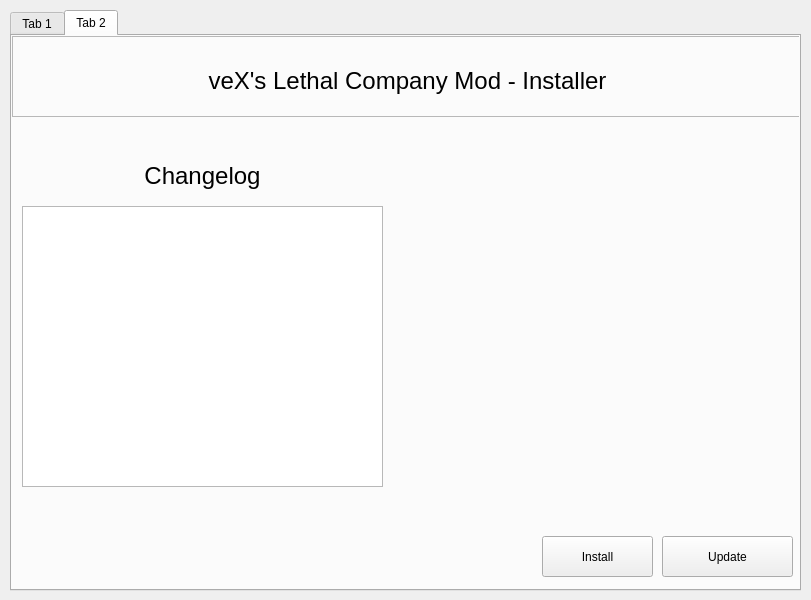
Above: mainwindow.ui from m-riley04/LethalCompanyModpackInstaller before the change. Below: the same form after it.
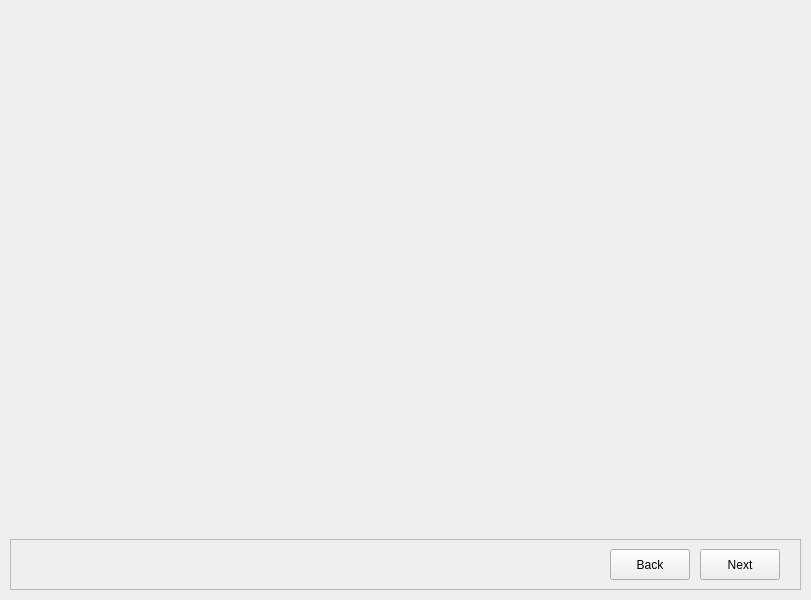
That is the form after the change.

Commit message: add page stacks

Diff of the .ui file:
```diff
--- a/mainwindow.ui
+++ b/mainwindow.ui
@@ -14,7 +14,7 @@
    <string>MainWindow</string>
   </property>
   <widget class="QWidget" name="centralwidget">
-   <widget class="QTabWidget" name="pages">
+   <widget class="QStackedWidget" name="stack_pages">
     <property name="geometry">
      <rect>
       <x>10</x>
@@ -27,21 +27,69 @@
      <number>1</number>
     </property>
     <widget class="QWidget" name="page_start">
-     <attribute name="title">
-      <string>Tab 1</string>
-     </attribute>
+     <widget class="QFrame" name="frame_2">
+      <property name="geometry">
+       <rect>
+        <x>0</x>
+        <y>529</y>
+        <width>791</width>
+        <height>51</height>
+       </rect>
+      </property>
+      <property name="frameShape">
+       <enum>QFrame::StyledPanel</enum>
+      </property>
+      <property name="frameShadow">
+       <enum>QFrame::Raised</enum>
+      </property>
+      <widget class="QPushButton" name="pushButton">
+       <property name="geometry">
+        <rect>
+         <x>690</x>
+         <y>10</y>
+         <width>80</width>
+         <height>31</height>
+        </rect>
+       </property>
+       <property name="text">
+        <string>Next</string>
+       </property>
+      </widget>
+      <widget class="QPushButton" name="pushButton_2">
+       <property name="geometry">
+        <rect>
+         <x>600</x>
+         <y>10</y>
+         <width>80</width>
+         <height>31</height>
+        </rect>
+       </property>
+       <property name="text">
+        <string>Back</string>
+       </property>
+      </widget>
+     </widget>
+     <widget class="QStackedWidget" name="stack_start">
+      <property name="geometry">
+       <rect>
+        <x>0</x>
+        <y>20</y>
+        <width>791</width>
+        <height>501</height>
+       </rect>
+      </property>
+      <widget class="QWidget" name="page_welcome"/>
+      <widget class="QWidget" name="page_"/>
+     </widget>
     </widget>
     <widget class="QWidget" name="page_home">
-     <attribute name="title">
-      <string>Tab 2</string>
-     </attribute>
      <widget class="QFrame" name="frame">
       <property name="geometry">
        <rect>
         <x>0</x>
         <y>0</y>
         <width>791</width>
-        <height>81</height>
+        <height>71</height>
        </rect>
       </property>
       <property name="frameShape">
@@ -53,22 +101,22 @@
       <widget class="QLabel" name="label">
        <property name="geometry">
         <rect>
-         <x>170</x>
-         <y>10</y>
-         <width>451</width>
+         <x>140</x>
+         <y>0</y>
+         <width>521</width>
          <height>71</height>
         </rect>
        </property>
        <property name="text">
-        <string>&lt;html&gt;&lt;head/&gt;&lt;body&gt;&lt;p align=&quot;center&quot;&gt;&lt;span style=&quot; font-size:18pt;&quot;&gt;veX's Lethal Company Mod - Installer&lt;/span&gt;&lt;/p&gt;&lt;/body&gt;&lt;/html&gt;</string>
+        <string>&lt;html&gt;&lt;head/&gt;&lt;body&gt;&lt;p align=&quot;center&quot;&gt;&lt;span style=&quot; font-size:18pt;&quot;&gt;veX's Lethal Company Modpack Manager&lt;/span&gt;&lt;/p&gt;&lt;/body&gt;&lt;/html&gt;</string>
        </property>
       </widget>
      </widget>
      <widget class="QPushButton" name="btn_update">
       <property name="geometry">
        <rect>
-        <x>650</x>
-        <y>500</y>
+        <x>660</x>
+        <y>530</y>
         <width>131</width>
         <height>41</height>
        </rect>
@@ -80,8 +128,8 @@
      <widget class="QPushButton" name="btn_install">
       <property name="geometry">
        <rect>
-        <x>530</x>
-        <y>500</y>
+        <x>540</x>
+        <y>530</y>
         <width>111</width>
         <height>41</height>
        </rect>
```
Left out of the diff: 2 changed lines with no effect on the pictures.
